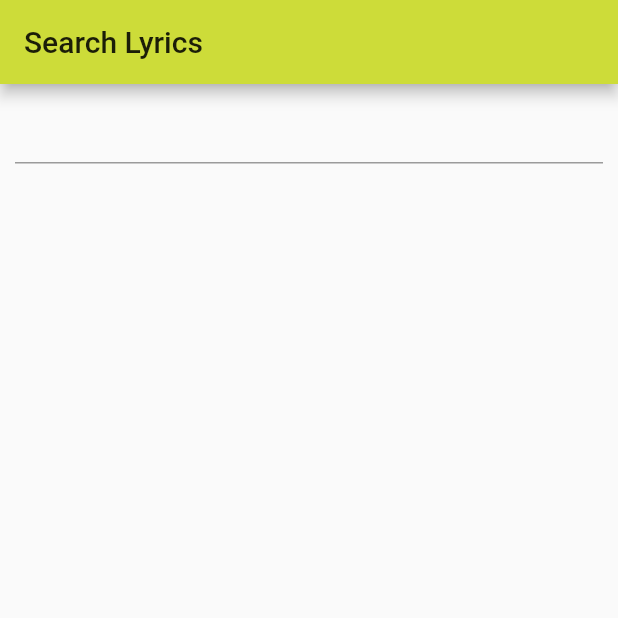
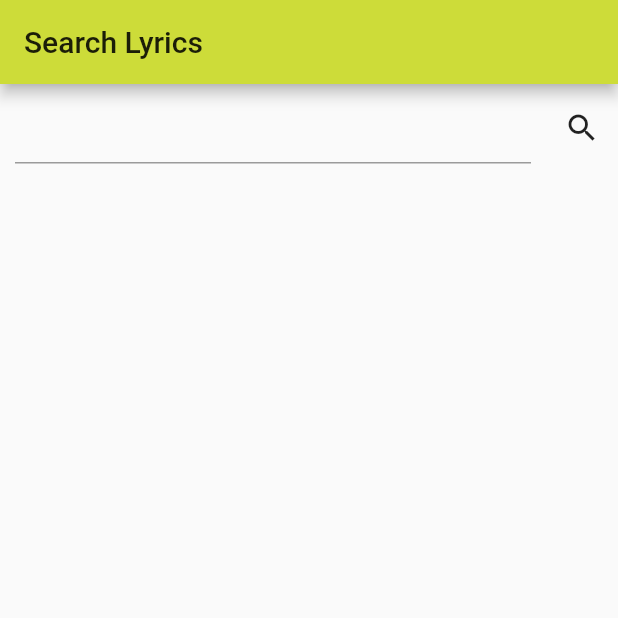
Before and after one commit to gianlucaparadise/lyrikator-mobapp, a Flutter app: the screen it shows after launch, on a phone screen of 412 x 824 dp, the top half of it. Run offline on Flutter 3.47's test engine with Material 2 defaults, Android fonts, the phone set to English and light mode, and no system bars.

Commit message:
Added search button

```diff
--- a/lib/routes/SearchRoute.dart
+++ b/lib/routes/SearchRoute.dart
@@ -16,12 +16,19 @@ class SearchRouteState extends State<SearchRoute> {
   final _biggerFont = const TextStyle(fontSize: 18.0);
   List<Track> trackList = [];
 
+  final _searchEditController = TextEditingController();
+
+  _onSearchPress() {
+    var query = _searchEditController.text;
+    _onSubmitted(query);
+  }
+
   _onSubmitted(String text) async {
     var response = await fetchTrack(text);
 
     var sortedTrackList = response.message.body.trackList;
-    sortedTrackList.sort((t1, t2) =>
-        t2.numFavourite.compareTo(t1.numFavourite));
+    sortedTrackList
+        .sort((t1, t2) => t2.numFavourite.compareTo(t1.numFavourite));
 
     setState(() {
       trackList = sortedTrackList;
@@ -40,8 +47,8 @@ class SearchRouteState extends State<SearchRoute> {
       'page_size': '100', // 100 is the max size of a page
     };
 
-    var uri = Uri.http(
-        'api.musixmatch.com', '/ws/1.1/track.search', queryParameters);
+    var uri =
+    Uri.http('api.musixmatch.com', '/ws/1.1/track.search', queryParameters);
     final response = await http.get(uri);
 
     if (response.statusCode == 200) {
@@ -82,11 +89,23 @@ class SearchRouteState extends State<SearchRoute> {
         ),
         body: Column(
           children: [
-            Container(
-              padding: EdgeInsets.symmetric(horizontal: 10, vertical: 5),
-              child: TextField(
-                onSubmitted: _onSubmitted,
-              ),
+            Row(
+              children: [
+                Expanded(
+                  child: Container(
+                    padding: EdgeInsets.symmetric(horizontal: 10, vertical: 5),
+                    child: TextField(
+                      onSubmitted: _onSubmitted,
+                      controller: _searchEditController,
+                    ),
+                  ),
+                ),
+                IconButton(
+                  icon: Icon(Icons.search),
+                  tooltip: 'Search',
+                  onPressed: _onSearchPress,
+                )
+              ],
             ),
             Expanded(
               child: ListView(shrinkWrap: true, children: divided),
```
